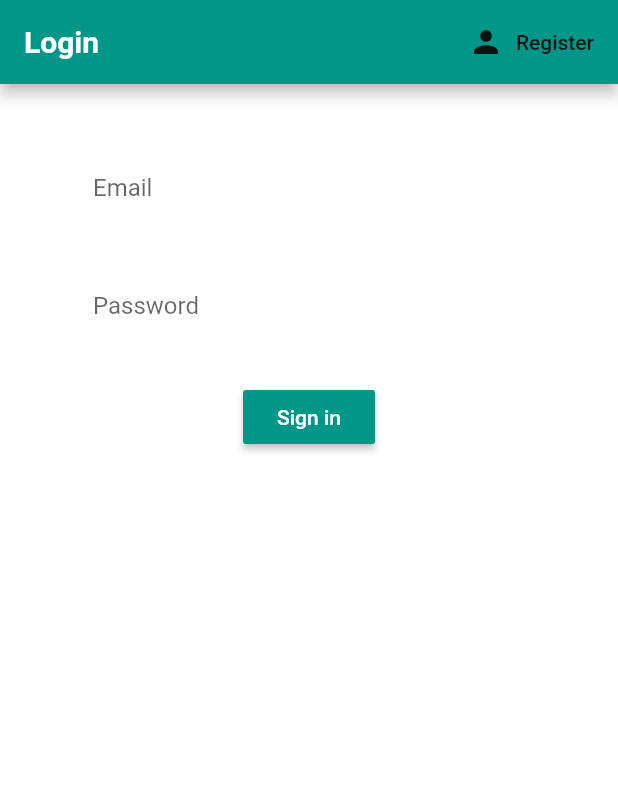
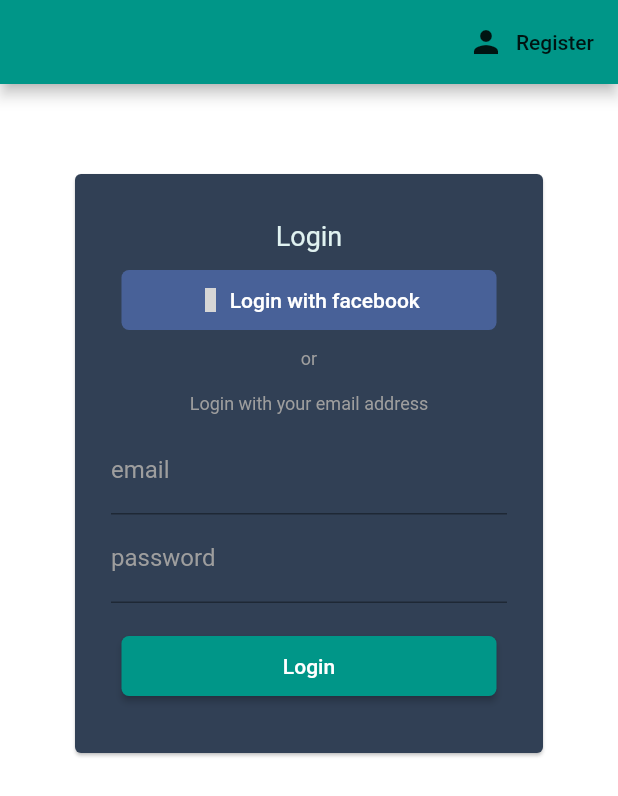
Before and after one commit to southojere/flutter-macro-counter, a Flutter app: the screen it shows after launch, after a tap on "Login", on a phone screen of 412 x 824 dp. Shown: the top 796 px of the screen. Run offline on Flutter 3.47's test engine with Material 2 defaults, Android fonts, the phone set to English and light mode, and no system bars; our stand-ins replace cloud_firestore, firebase_auth, flutter_spinkit, material_design_icons_flutter, percent_indicator; accounts and stored records are empty; Roboto replaces fonts that are missing (Quicksand); grey boxes are pictures that could not be loaded.

Commit message:
Added new styled login page

```diff
--- a/lib/screens/auth/auth.dart
+++ b/lib/screens/auth/auth.dart
@@ -1,4 +1,5 @@
 import 'package:flutter/widgets.dart';
+import 'package:macro_counter_app/screens/auth/login_in.dart';
 import 'package:macro_counter_app/screens/auth/register.dart';
 import 'package:macro_counter_app/screens/auth/sign_in.dart';
 import 'package:macro_counter_app/screens/auth/sign_up.dart';
@@ -20,7 +21,7 @@ class _AuthState extends State<Auth> {
   Widget build(BuildContext context) {
     if (showSignIn) {
       return Container(
-        child: SignIn(toggleView),
+        child: LoginPage(toggleView),
       );
     } else {
       return Container(
--- /dev/null
+++ b/lib/screens/auth/login_in.dart
@@ -0,0 +1,197 @@
+import 'package:flutter/material.dart';
+import 'package:macro_counter_app/services/auth.dart';
+import 'package:material_design_icons_flutter/material_design_icons_flutter.dart';
+
+class LoginPage extends StatefulWidget {
+  final Function toggleView;
+  LoginPage(this.toggleView);
+
+  @override
+  _LoginPageState createState() => _LoginPageState();
+}
+
+class _LoginPageState extends State<LoginPage> {
+  final AuthService _auth = AuthService();
+  final _formKey = GlobalKey<FormState>();
+
+  final _emailController = TextEditingController();
+  final _passwordController = TextEditingController();
+
+  bool loading = false;
+  String error;
+  Container buildTitle(ThemeData theme) {
+    return Container(
+      padding: EdgeInsets.only(bottom: 8),
+      alignment: Alignment.bottomCenter,
+      height: 60.0,
+      child: Text(
+        'Login',
+        style: TextStyle(fontSize: 18.0, color: theme.secondaryHeaderColor),
+      ),
+    );
+  }
+
+  SizedBox buildFacebookButton() {
+    return SizedBox(
+      width: 250.0,
+      child: FlatButton(
+        padding: EdgeInsets.symmetric(vertical: 12.0),
+        shape: RoundedRectangleBorder(borderRadius: BorderRadius.circular(5.0)),
+        color: Color(0xFF486198),
+        child: Row(
+          mainAxisSize: MainAxisSize.min,
+          children: <Widget>[
+            Icon(
+              MdiIcons.facebook,
+              size: 16.0,
+              color: Colors.white,
+            ),
+            SizedBox(
+              width: 5.0,
+            ),
+            Text(
+              'Login with facebook',
+              style: TextStyle(
+                color: Colors.white,
+              ),
+            )
+          ],
+        ),
+        onPressed: () {},
+      ),
+    );
+  }
+
+  Padding buildText(ThemeData theme, String text, double fontSize) {
+    return Padding(
+      padding: const EdgeInsets.all(8.0),
+      child: Text(
+        text,
+        style: TextStyle(color: theme.primaryColorDark, fontSize: fontSize),
+      ),
+    );
+  }
+
+  Padding buildEmailPasswordInputField(
+      String labelText, String hintText, bool isObscure, ThemeData theme) {
+    Function emailValidation = (value) {
+      if (value.isEmpty) return 'Field is required';
+      return null;
+    };
+
+    Function passwordValidation = (value) {
+      if (value.isEmpty) return 'Field is required';
+      if (value.length < 6) return 'Enter a password 6+ chars';
+      return null;
+    };
+
+    return Padding(
+      padding: const EdgeInsets.symmetric(horizontal: 24.0),
+      child: TextFormField(
+        style: new TextStyle(color: Colors.white),
+        decoration: InputDecoration(
+          labelText: labelText,
+          hintText: hintText,
+          labelStyle: TextStyle(color: theme.primaryColorDark),
+          hintStyle: TextStyle(color: theme.primaryColorDark),
+        ),
+        obscureText: isObscure,
+        controller:
+            labelText == 'password' ? _passwordController : _emailController,
+        validator: labelText == 'email'
+            ? emailValidation
+            : labelText == 'password' ? passwordValidation : null,
+        keyboardType: labelText == 'email' ? TextInputType.emailAddress : null,
+      ),
+    );
+  }
+
+  SizedBox buildLoginBtn(ThemeData theme) {
+    return SizedBox(
+      width: 250.0,
+      child: RaisedButton(
+        color: theme.primaryColor,
+        shape: RoundedRectangleBorder(borderRadius: BorderRadius.circular(5.0)),
+        padding: const EdgeInsets.symmetric(vertical: 12.0),
+        onPressed: () async {
+          if (_formKey.currentState.validate()) {
+            setState(() => loading = true);
+            dynamic res = await _auth.signInWithEmailAndPassword(
+                _emailController.text, _passwordController.text);
+            if (res == null) {
+              setState(() {
+                error = 'Could not signin with those credential';
+                loading = false;
+              });
+            }
+            setState(() {
+              loading = false;
+            });
+          }
+        },
+        child: Text(
+          'Login',
+          style: TextStyle(color: Colors.white),
+        ),
+      ),
+    );
+  }
+
+  @override
+  Widget build(BuildContext context) {
+    final theme = Theme.of(context);
+
+    return Scaffold(
+      appBar: AppBar(
+        actions: <Widget>[
+          FlatButton.icon(
+            icon: Icon(Icons.person),
+            label: Text('Register'),
+            onPressed: () {
+              widget.toggleView();
+            },
+          )
+        ],
+      ),
+      body: ListView(
+        padding: const EdgeInsets.fromLTRB(16.0, kToolbarHeight, 16.0, 16.0),
+        children: <Widget>[
+          Align(
+            child: SizedBox(
+              width: 320.0,
+              child: Card(
+                color: Color(0xFF314055),
+                child: Form(
+                  key: _formKey,
+                  child: Column(
+                    mainAxisSize: MainAxisSize.min,
+                    children: <Widget>[
+                      buildTitle(theme),
+                      buildFacebookButton(),
+                      buildText(theme, 'or', 12.0),
+                      buildText(theme, 'Login with your email address', 12.0),
+                      buildEmailPasswordInputField(
+                          'email', 'your@email.com', false, theme),
+                      buildEmailPasswordInputField('password', '', true, theme),
+                      SizedBox(
+                        height: 18.0,
+                      ),
+                      buildLoginBtn(theme),
+                      Text(
+                        error != null ? error : '',
+                        style: TextStyle(color: Colors.red),
+                      ),
+                      SizedBox(
+                        height: 18.0,
+                      ),
+                    ],
+                  ),
+                ),
+              ),
+            ),
+          )
+        ],
+      ),
+    );
+  }
+}
--- a/lib/screens/auth/sign_up.dart
+++ b/lib/screens/auth/sign_up.dart
@@ -94,6 +94,7 @@ class _SignUpPageState extends State<SignUpPage> {
       return Padding(
         padding: const EdgeInsets.symmetric(horizontal: 24.0),
         child: TextFormField(
+          style: new TextStyle(color: Colors.white),
           decoration: InputDecoration(
             labelText: labelText,
             hintText: hintText,
```
